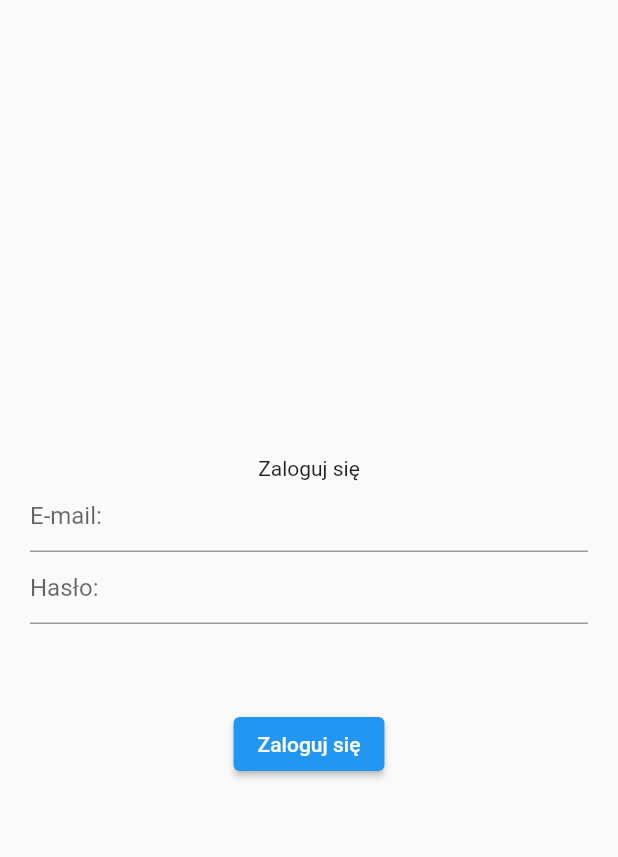
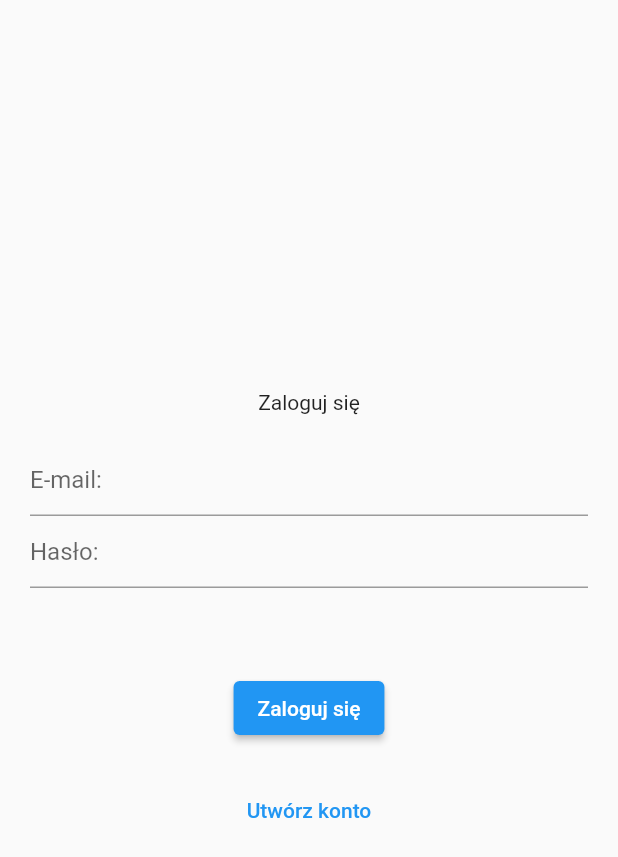
Before and after one commit to xxxjuliaxxx/food_app, a Flutter app: the screen it shows after launch, on a phone screen of 412 x 824 dp. Shown: the top 857 px of the screen. Run offline on Flutter 3.47's test engine with Material 2 defaults, Android fonts, the phone set to English and light mode, and no system bars; our stand-ins replace firebase_auth, firebase_core; accounts and stored records are empty.

Commit message:
Add registracion

```diff
--- a/lib/app/login/login_page.dart
+++ b/lib/app/login/login_page.dart
@@ -16,6 +16,7 @@ class LoginPage extends StatefulWidget {
 
 class _LoginPageState extends State<LoginPage> {
   var errorMessage = '';
+  var isCreatingAcoount = false;
 
   @override
   Widget build(BuildContext context) {
@@ -26,7 +27,12 @@ class _LoginPageState extends State<LoginPage> {
           child: Column(
             mainAxisAlignment: MainAxisAlignment.center,
             children: [
-              const Text('Zaloguj się'),
+              Text(isCreatingAcoount == true
+                  ? 'Zarejestruj się'
+                  : 'Zaloguj się'),
+              const SizedBox(
+                height: 20,
+              ),
               TextField(
                 controller: widget.emailController,
                 decoration: const InputDecoration(
@@ -46,7 +52,23 @@ class _LoginPageState extends State<LoginPage> {
                 height: 20,
               ),
               ElevatedButton(
-                  onPressed: () async {
+                onPressed: () async {
+                  if (isCreatingAcoount == true) {
+                    // rejestracja
+                    try {
+                      await FirebaseAuth.instance
+                          .createUserWithEmailAndPassword(
+                              email: widget.emailController.text,
+                              password: widget.passwordcontroller.text);
+                    } catch (error) {
+                      setState(
+                        () {
+                          errorMessage = error.toString();
+                        },
+                      );
+                    }
+                  } else {
+                    //logowanie
                     try {
                       await FirebaseAuth.instance.signInWithEmailAndPassword(
                           email: widget.emailController.text,
@@ -58,8 +80,35 @@ class _LoginPageState extends State<LoginPage> {
                         },
                       );
                     }
+                  }
+                },
+                child: Text(isCreatingAcoount == true
+                    ? 'Zarejestruj się'
+                    : 'Zaloguj się'),
+              ),
+              const SizedBox(
+                height: 20,
+              ),
+              if (isCreatingAcoount == false) ...[
+                TextButton(
+                  onPressed: () {
+                    setState(() {
+                      isCreatingAcoount = true;
+                    });
                   },
-                  child: const Text('Zaloguj się')),
+                  child: const Text('Utwórz konto'),
+                ),
+              ],
+              if (isCreatingAcoount == true) ...[
+                TextButton(
+                  onPressed: () {
+                    setState(() {
+                      isCreatingAcoount = false;
+                    });
+                  },
+                  child: const Text('Masz juz konto?'),
+                ),
+              ],
             ],
           ),
         ),
```
